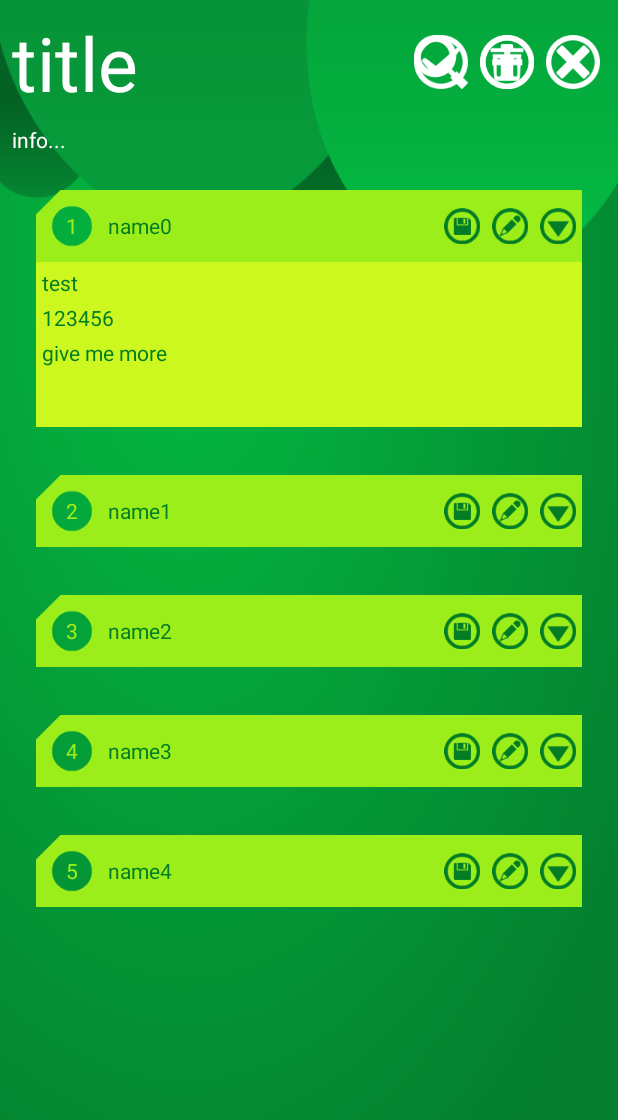
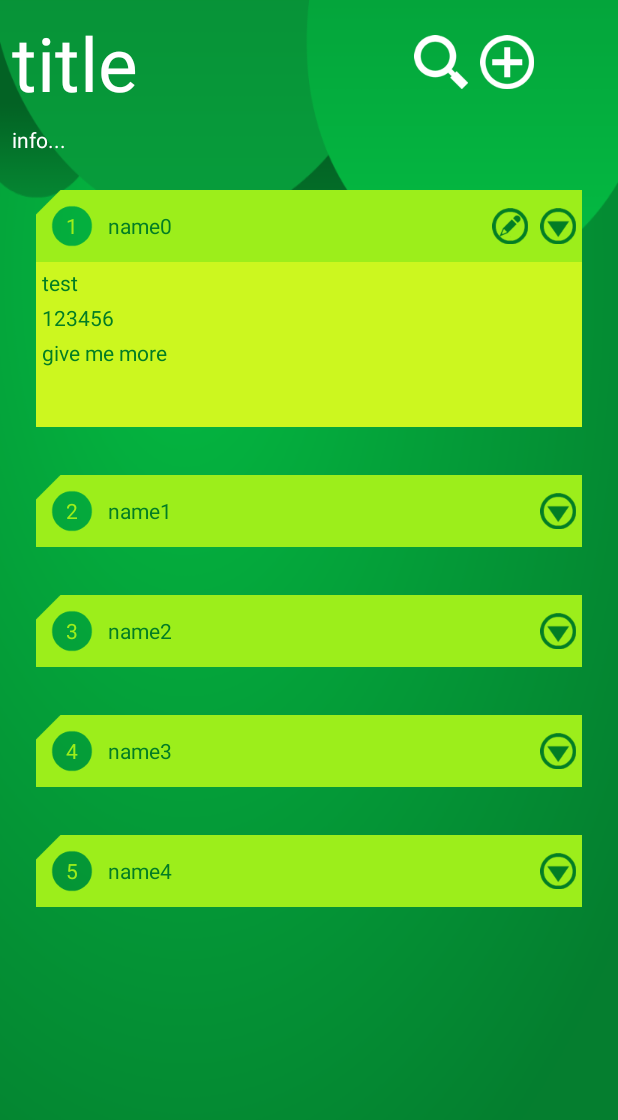
Before and after one commit to codeqian/password-note, an Android app: the MainActivity screen opened directly, with no data from a screen before it, after a tap on an icon or button, on a phone screen of 412 x 824 dp. Shown: the top 1120 px of the screen. Run offline under Robolectric (Android 15) with nearby library versions, the phone set to English and light mode, and no system bars.

Commit message:
修改按钮动作

```diff
--- a/src/passnote/app/src/main/java/codepig/passnote/MainActivity.java
+++ b/src/passnote/app/src/main/java/codepig/passnote/MainActivity.java
@@ -3,11 +3,14 @@ package codepig.passnote;
 import android.app.AlertDialog;
 import android.content.DialogInterface;
 import android.content.Intent;
+import android.media.Image;
 import android.support.v7.app.ActionBarActivity;
 import android.os.Bundle;
 import android.view.KeyEvent;
 import android.view.Menu;
 import android.view.MenuItem;
+import android.view.View;
+import android.widget.ImageView;
 import android.widget.LinearLayout;
 
 import codepig.passnote.Utils.accountData;
@@ -20,7 +23,8 @@ import codepig.passnote.view.expandPaper;
 public class MainActivity extends ActionBarActivity {
     private int alertCode=0;//警告框类型码,0=退出提示，1=删除提示
     private AlertDialog alertDialog;
-    private LinearLayout contentList;
+    private LinearLayout contentList,pageTools,deletTools;
+    private ImageView searchBtn,newBtn,allBtn,delBtn,closeBtn;
 
     @Override
     protected void onCreate(Bundle savedInstanceState) {
@@ -34,10 +38,18 @@ public class MainActivity extends ActionBarActivity {
      */
     private void initView(){
         contentList=(LinearLayout) findViewById(R.id.contentList);
+        deletTools=(LinearLayout) findViewById(R.id.deletTools);
+        pageTools=(LinearLayout) findViewById(R.id.pageTools);
+        searchBtn=(ImageView) findViewById(R.id.searchBtn);
+        newBtn=(ImageView) findViewById(R.id.newBtn);
+        allBtn=(ImageView) findViewById(R.id.allBtn);
+        delBtn=(ImageView) findViewById(R.id.delBtn);
+        closeBtn=(ImageView) findViewById(R.id.closeBtn);
         alertDialog = new AlertDialog.Builder(this).create();
         alertDialog.setButton(DialogInterface.BUTTON_POSITIVE, "确定", alertListener);
         alertDialog.setButton(DialogInterface.BUTTON_NEGATIVE, "取消", alertListener);
 
+        deletTools.setVisibility(View.INVISIBLE);
         //test
         creatList();
     }
--- a/src/passnote/app/src/main/java/codepig/passnote/view/expandPaper.java
+++ b/src/passnote/app/src/main/java/codepig/passnote/view/expandPaper.java
@@ -21,7 +21,7 @@ import codepig.passnote.Utils.accountData;
  * Created by QZD on 2015/9/17.
  */
 public class expandPaper extends LinearLayout {
-    private ImageView openBtn;
+    private ImageView openBtn,editBtn,saveBtn;
     private TextView index_t,title_t,account_t,password_t,info_t;
     private boolean opened=true;
     private int durationMillis = 200;
@@ -43,13 +43,19 @@ public class expandPaper extends LinearLayout {
         contentPage=(LinearLayout) findViewById(R.id.contentPage);
         title_plan=(LinearLayout) findViewById(R.id.title_plan);
         openBtn=(ImageView) findViewById(R.id.openBtn);
+        editBtn=(ImageView) findViewById(R.id.editBtn);
+        saveBtn=(ImageView) findViewById(R.id.saveBtn);
         index_t=(TextView) findViewById(R.id.index_t);
         title_t=(TextView) findViewById(R.id.title_t);
         account_t=(TextView) findViewById(R.id.account_t);
         password_t=(TextView) findViewById(R.id.password_t);
         info_t=(TextView) findViewById(R.id.info_t);
 
+        editBtn.setVisibility(INVISIBLE);
+        saveBtn.setVisibility(INVISIBLE);
         openBtn.setOnClickListener(btnClick);
+        editBtn.setOnClickListener(btnClick);
+        saveBtn.setOnClickListener(btnClick);
 
         mExpandAnimation = AnimationUtils.loadAnimation(getContext(), R.anim.expand);
         mExpandAnimation.setAnimationListener(new Animation.AnimationListener() {
@@ -64,6 +70,7 @@ public class expandPaper extends LinearLayout {
             @Override
             public void onAnimationEnd(Animation animation) {
                 contentPage.clearAnimation();
+                editBtn.setVisibility(VISIBLE);
             }
         });
 
@@ -83,6 +90,8 @@ public class expandPaper extends LinearLayout {
             public void onAnimationEnd(Animation animation) {
                 contentPage.clearAnimation();
                 contentPage.setVisibility(View.GONE);
+                editBtn.setVisibility(INVISIBLE);
+                saveBtn.setVisibility(INVISIBLE);
             }
         });
 
@@ -132,6 +141,11 @@ public class expandPaper extends LinearLayout {
                         contentPage.startAnimation(mExpandAnimation);
                     }
                     break;
+                case R.id.saveBtn://保存编辑
+                    break;
+                case R.id.editBtn://进入编辑模式
+                    saveBtn.setVisibility(VISIBLE);
+                    break;
                 default:
                     break;
             }
```
